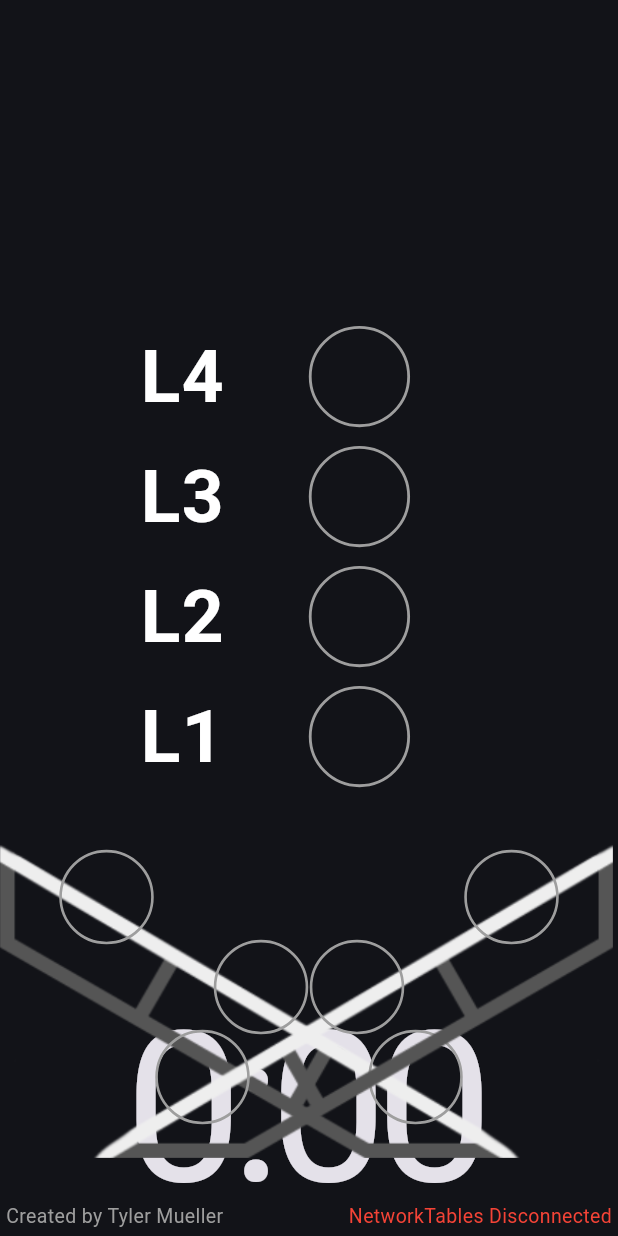
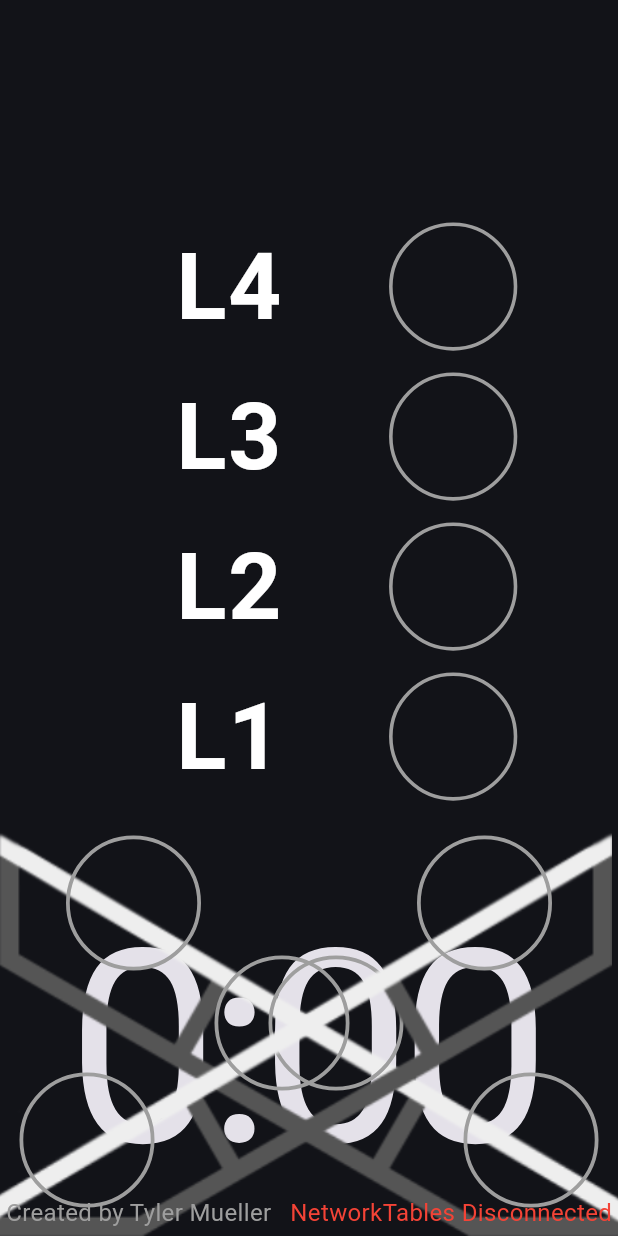
Before and after one commit to TylerMueller08/AccelerationStation, a Flutter app: the screen it shows after launch, on a phone screen of 412 x 824 dp. Run offline on Flutter 3.47's test engine with Material 3 defaults, Android fonts, the phone set to English and light mode, and no system bars; missing offline and left inert: nt4, window_manager; Roboto replaces fonts that are missing (Cascadia Code).

Commit message:
Updated resolution size to 1920x1080 for the touchscreen

```diff
--- a/lib/main.dart
+++ b/lib/main.dart
@@ -8,8 +8,8 @@ void main() async {
   await windowManager.ensureInitialized();
 
   WindowOptions windowOptions = const WindowOptions(
-    size: Size(1310, 720),
-    minimumSize: Size(1310, 720),
+    size: Size(1920, 1080),
+    minimumSize: Size(1920, 1080),
     center: true,
     title: 'Rapid Acceleration Station',
   );
--- a/lib/pages/dashboard.dart
+++ b/lib/pages/dashboard.dart
@@ -49,14 +49,14 @@ class _DashboardState extends State<Dashboard> {
               Align(
                 alignment: Alignment.bottomCenter,
                 child: Padding(
-                  padding: const EdgeInsets.only(bottom: 15),
+                  padding: const EdgeInsets.only(bottom: 35),
                   child: MatchTimer(
                     dashboardState: widget.dashboardState,
                   ),
                 ),
               ),
               Align(
-                alignment: Alignment.center,
+                alignment: Alignment.topCenter,
                 child: PoseSelector(
                   dashboardState: widget.dashboardState,
                   redAlliance: _redAlliance,
@@ -65,7 +65,7 @@ class _DashboardState extends State<Dashboard> {
               Align(
                 alignment: Alignment.centerLeft,
                 child: Padding(
-                  padding: const EdgeInsets.only(left: 120, bottom: 70),
+                  padding: const EdgeInsets.only(left: 175, bottom: 90),
                   child: ElevatorSelector(
                     dashboardState: widget.dashboardState,
                     redAlliance: _redAlliance,
@@ -81,7 +81,7 @@ class _DashboardState extends State<Dashboard> {
                     style: TextStyle(
                       color: Colors.grey,
                       fontFamily: "Cascadia Code",
-                      fontSize: 13,
+                      fontSize: 16,
                     ),
                   ),
                 ),
@@ -100,7 +100,7 @@ class _DashboardState extends State<Dashboard> {
                         style: TextStyle(
                           color: connected ? Colors.green : Colors.red,
                           fontFamily: "Cascadia Code",
-                          fontSize: 13,
+                          fontSize: 16,
                         ),
                       );
                     },
--- a/lib/widgets/elevator_selector.dart
+++ b/lib/widgets/elevator_selector.dart
@@ -28,15 +28,15 @@ class ElevatorSelectorState extends State<ElevatorSelector> {
     Color activeColor = widget.redAlliance ? Colors.red[700]! : Colors.indigo;
 
     return SizedBox(
-      width: 150,
-      height: 300,
+      width: 200,
+      height: 400,
       child: Stack(
         children: [
           Positioned(
             left: 60,
             top: 0,
             child: Transform.scale(
-              scale: 3.75,
+              scale: 4.75,
               child: Row(
                 crossAxisAlignment: CrossAxisAlignment.center,
                 children: [
@@ -73,9 +73,9 @@ class ElevatorSelectorState extends State<ElevatorSelector> {
           ),
           Positioned(
             left: 60,
-            top: 80,
+            top: 100,
             child: Transform.scale(
-              scale: 3.75,
+              scale: 4.75,
               child: Row(
                 crossAxisAlignment: CrossAxisAlignment.center,
                 children: [
@@ -112,9 +112,9 @@ class ElevatorSelectorState extends State<ElevatorSelector> {
           ),
           Positioned(
             left: 60,
-            top: 160,
+            top: 200,
             child: Transform.scale(
-              scale: 3.75,
+              scale: 4.75,
               child: Row(
                 crossAxisAlignment: CrossAxisAlignment.center,
                 children: [
@@ -151,9 +151,9 @@ class ElevatorSelectorState extends State<ElevatorSelector> {
           ),
           Positioned(
             left: 60,
-            top: 240,
+            top: 300,
             child: Transform.scale(
-              scale: 3.75,
+              scale: 4.75,
               child: Row(
                 crossAxisAlignment: CrossAxisAlignment.center,
                 children: [
--- a/lib/widgets/match_timer.dart
+++ b/lib/widgets/match_timer.dart
@@ -30,7 +30,7 @@ class MatchTimer extends StatelessWidget {
             style: const TextStyle(
               fontFamily: "Cascadia Code",
               letterSpacing: -8,
-              fontSize: 140,
+              fontSize: 180,
               height: 1.0
             ),
           ),
--- a/lib/widgets/pose_selector.dart
+++ b/lib/widgets/pose_selector.dart
@@ -28,25 +28,25 @@ class PoseSelectorState extends State<PoseSelector> {
     Color activeColor = widget.redAlliance ? Colors.red[700]! : Colors.indigo;
 
     return SizedBox(
-      width: 1310,
-      height: 720,
+      width: 1920,
+      height: 1080,
       child: Stack(
         children: [
           // Reef Selector
           Positioned(
-            left: 396,
-            bottom: 140,
+            left: 660,
+            bottom: 275,
             child: SizedBox(
-              width: 500,
-              height: 500,
+              width: 600,
+              height: 600,
               child: Stack(
                 children: [
                   widget.redAlliance ? Image.asset('images/red_reef.png') : Image.asset('images/blue_reef.png'),
                   Positioned(
-                    left: 192,
-                    bottom: 38,
+                    left: 220,
+                    bottom: 53,
                     child: Transform.scale(
-                      scale: 3.5,
+                      scale: 5,
                       child: Checkbox(
                         value: selected == 1 || selected == 25,
                         splashRadius: 9,
@@ -66,10 +66,10 @@ class PoseSelectorState extends State<PoseSelector> {
                     ),
                   ),
                   Positioned(
-                    right: 192,
-                    bottom: 38,
+                    right: 220,
+                    bottom: 53,
                     child: Transform.scale(
-                      scale: 3.5,
+                      scale: 5,
                       child: Checkbox(
                         value: selected == 2 || selected == 26,
                         splashRadius: 9,
@@ -89,10 +89,10 @@ class PoseSelectorState extends State<PoseSelector> {
                     ),
                   ),
                   Positioned(
-                    right: 87,
-                    bottom: 100,
+                    right: 114,
+                    bottom: 115,
                     child: Transform.scale(
-                      scale: 3.5,
+                      scale: 5,
                       child: Checkbox(
                         value: selected == 3 || selected == 27,
                         splashRadius: 9,
@@ -112,10 +112,10 @@ class PoseSelectorState extends State<PoseSelector> {
                     ),
                   ),
                   Positioned(
-                    right: 44,
-                    bottom: 173,
+                    right: 53,
+                    bottom: 222,
                     child: Transform.scale(
-                      scale: 3.5,
+                      scale: 5,
                       child: Checkbox(
                         value: selected == 4 || selected == 28,
                         splashRadius: 9,
@@ -135,10 +135,10 @@ class PoseSelectorState extends State<PoseSelector> {
                     ),
                   ),
                   Positioned(
-                    right: 44,
-                    top: 173,
+                    right: 53,
+                    top: 222,
                     child: Transform.scale(
-                      scale: 3.5,
+                      scale: 5,
                       child: Checkbox(
                         value: selected == 5 || selected == 29,
                         splashRadius: 9,
@@ -158,10 +158,10 @@ class PoseSelectorState extends State<PoseSelector> {
                     ),
                   ),
                   Positioned(
-                    right: 87,
-                    top: 100,
+                    right: 114,
+                    top: 115,
                     child: Transform.scale(
-                      scale: 3.5,
+                      scale: 5,
                       child: Checkbox(
                         value: selected == 6 || selected == 30,
                         splashRadius: 9,
@@ -181,10 +181,10 @@ class PoseSelectorState extends State<PoseSelector> {
                     ),
                   ),
                   Positioned(
-                    right: 192,
-                    top: 38,
+                    right: 220,
+                    top: 51,
                     child: Transform.scale(
-                      scale: 3.5,
+                      scale: 5,
                       child: Checkbox(
                         value: selected == 7 || selected == 19,
                         splashRadius: 9,
@@ -204,10 +204,10 @@ class PoseSelectorState extends State<PoseSelector> {
                     ),
                   ),
                   Positioned(
-                    left: 192,
-                    top: 38,
+                    left: 220,
+                    top: 51,
                     child: Transform.scale(
-                      scale: 3.5,
+                      scale: 5,
                       child: Checkbox(
                         value: selected == 8 || selected == 20,
                         splashRadius: 9,
@@ -227,10 +227,10 @@ class PoseSelectorState extends State<PoseSelector> {
                     ),
                   ),
                   Positioned(
-                    left: 87,
-                    top: 100,
+                    left: 114,
+                    top: 115,
                     child: Transform.scale(
-                      scale: 3.5,
+                      scale: 5,
                       child: Checkbox(
                         value: selected == 9 || selected == 21,
                         splashRadius: 9,
@@ -250,10 +250,10 @@ class PoseSelectorState extends State<PoseSelector> {
                     ),
                   ),
                   Positioned(
-                    left: 44,
-                    top: 173,
+                    left: 53,
+                    top: 222,
                     child: Transform.scale(
-                      scale: 3.5,
+                      scale: 5,
                       child: Checkbox(
                         value: selected == 10 || selected == 22,
                         splashRadius: 9,
@@ -274,10 +274,10 @@ class PoseSelectorState extends State<PoseSelector> {
                   ),
                   // 11
                   Positioned(
-                    left: 44,
-                    bottom: 173,
+                    left: 53,
+                    bottom: 222,
                     child: Transform.scale(
-                      scale: 3.5,
+                      scale: 5,
                       child: Checkbox(
                         value: selected == 11 || selected == 23,
                         splashRadius: 9,
@@ -297,10 +297,10 @@ class PoseSelectorState extends State<PoseSelector> {
                     ),
                   ),
                   Positioned(
-                    left: 87,
-                    bottom: 100,
+                    left: 114,
+                    bottom: 115,
                     child: Transform.scale(
-                      scale: 3.5,
+                      scale: 5,
                       child: Checkbox(
                         value: selected == 12 || selected == 24,
                         splashRadius: 9,
@@ -329,8 +329,8 @@ class PoseSelectorState extends State<PoseSelector> {
             left: 0,
             bottom: 0,
             child: SizedBox(
-              width: 350,
-              height: 210,
+              width: 450,
+              height: 270,
               child: Stack(
                 children: [
                   Transform.flip(
@@ -338,10 +338,10 @@ class PoseSelectorState extends State<PoseSelector> {
                     child: Image.asset('images/coral_station.png'),
                   ),
                   Positioned(
-                    left: 47,
-                    bottom: 150,
+                    left: 65,
+                    bottom: 198,
                     child: Transform.scale(
-                      scale: 3.5,
+                      scale: 5,
                       child: Checkbox(
                         value: selected == 13 || selected == 31,
                         splashRadius: 9,
@@ -361,10 +361,10 @@ class PoseSelectorState extends State<PoseSelector> {
                     ),
                   ),
                   Positioned(
-                    left: 150,
-                    bottom: 90,
+                    left: 200,
+                    bottom: 118,
                     child: Transform.scale(
-                      scale: 3.5,
+                      scale: 5,
                       child: Checkbox(
                         value: selected == 14 || selected == 32,
                         splashRadius: 9,
@@ -384,10 +384,10 @@ class PoseSelectorState extends State<PoseSelector> {
                     ),
                   ),
                   Positioned(
-                    left: 253,
-                    bottom: 30,
+                    left: 330,
+                    bottom: 40,
                     child: Transform.scale(
-                      scale: 3.5,
+                      scale: 5,
                       child: Checkbox(
                         value: selected == 15 || selected == 33,
                         splashRadius: 9,
@@ -416,8 +416,8 @@ class PoseSelectorState extends State<PoseSelector> {
             right: 0,
             bottom: 0,
             child: SizedBox(
-              width: 350,
-              height: 210,
+              width: 450,
+              height: 270,
               child: Stack(
                 children: [
                   Transform.flip(
@@ -425,10 +425,10 @@ class PoseSelectorState extends State<PoseSelector> {
                     child: Image.asset('images/coral_station.png'),
                   ),
                   Positioned(
-                    right: 47,
-                    bottom: 150,
+                    right: 65,
+                    bottom: 198,
                     child: Transform.scale(
-                      scale: 3.5,
+                      scale: 5,
                       child: Checkbox(
                         value: selected == 16 || selected == 34,
                         splashRadius: 9,
@@ -448,10 +448,10 @@ class PoseSelectorState extends State<PoseSelector> {
                     ),
                   ),
                   Positioned(
-                    right: 150,
-                    bottom: 90,
+                    right: 200,
+                    bottom: 118,
                     child: Transform.scale(
-                      scale: 3.5,
+                      scale: 5,
                       child: Checkbox(
                         value: selected == 17 || selected == 35,
                         splashRadius: 9,
@@ -471,10 +471,10 @@ class PoseSelectorState extends State<PoseSelector> {
                     ),
                   ),
                   Positioned(
-                    right: 253,
-                    bottom: 30,
+                    right: 330,
+                    bottom: 40,
                     child: Transform.scale(
-                      scale: 3.5,
+                      scale: 5,
                       child: Checkbox(
                         value: selected == 18 || selected == 36,
                         splashRadius: 9,
```
